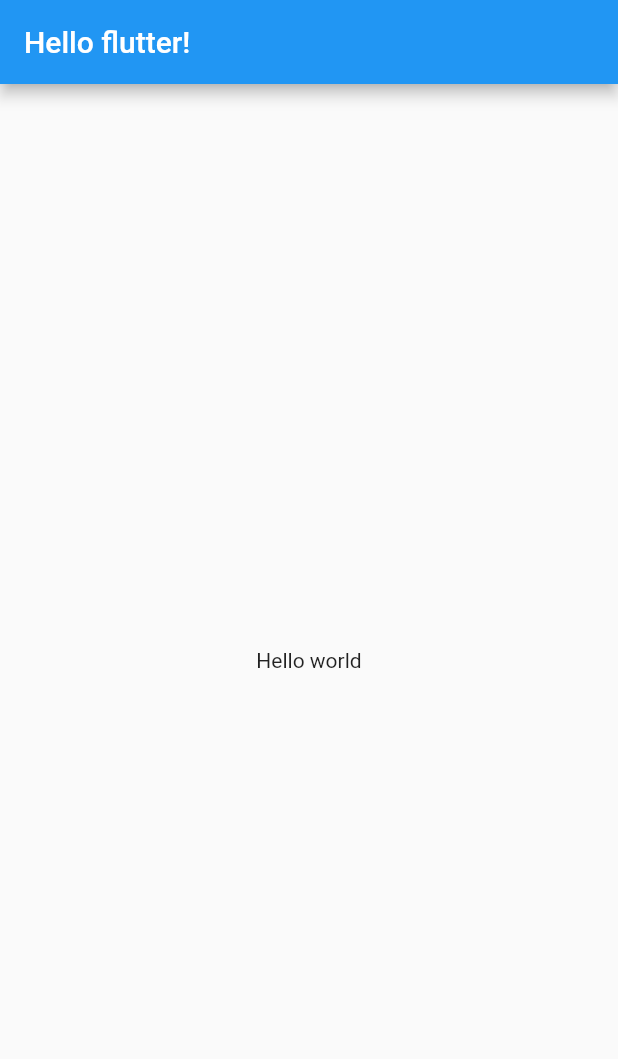
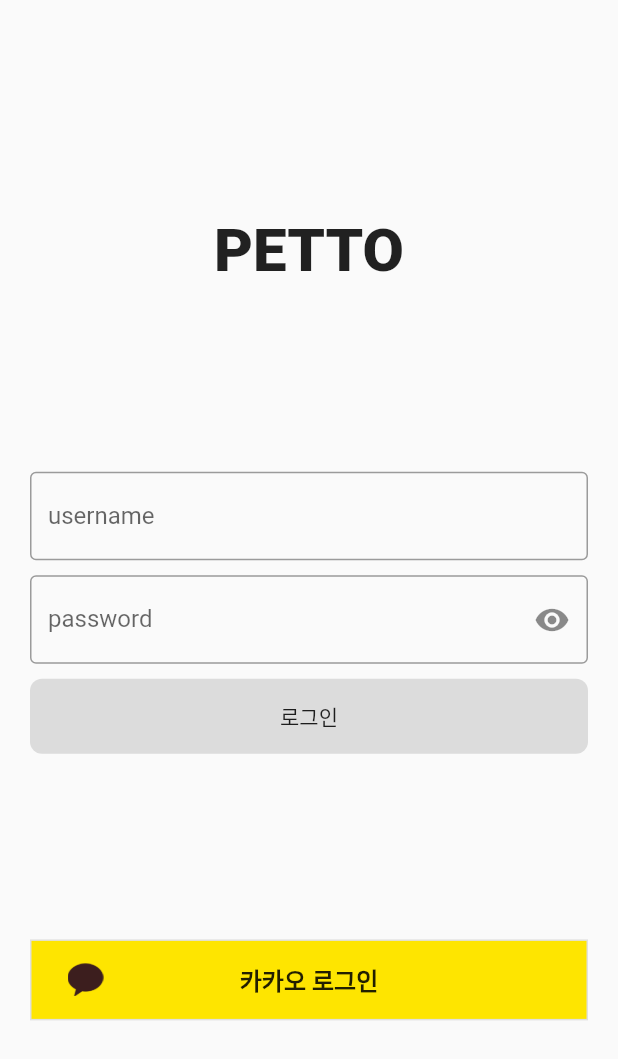
Before and after one commit to the-petto/petto-front, a Flutter app: the screen it shows after launch, on a phone screen of 412 x 824 dp. Shown: the top 1059 px of the screen. Run offline on Flutter 3.47's test engine with Material 2 defaults, Android fonts, the phone set to English and light mode, and no system bars; our stand-ins replace font_awesome_flutter.

Commit message:
feat : login 기능 구현

```diff
--- a/lib/clients/petto_api_client.dart
+++ b/lib/clients/petto_api_client.dart
@@ -14,4 +14,15 @@
   factory PettoApiClient() {
     return _instance;
   }
+
+  Future login(String username, String password) async {
+    final response =
+        await http.post(Uri.parse("$baseUrl/api/v1/accounts/token"),
+            headers: headers,
+            body: jsonEncode({
+              'username': username,
+              'password': password,
+            }));
+    return response;
+  }
 }
--- /dev/null
+++ b/lib/controllers/auth_controller.dart
@@ -0,0 +1,22 @@
+import 'package:petto_mobile/services/auth_service.dart';
+import 'package:petto_mobile/models/login_view_model.dart';
+import 'package:petto_mobile/services/dtos/auth_dto.dart';
+
+class AuthController {
+  AuthService authService = AuthService();
+
+  AuthController._privateConstructor();
+  static final AuthController _instance = AuthController._privateConstructor();
+
+  factory AuthController() {
+    return _instance;
+  }
+
+  Future<ResponseLoginModel> login(RequestLoginModel model) async {
+    final responseDto = await authService.login(
+        RequestLoginDto(username: model.username, password: model.password));
+
+    return ResponseLoginModel(
+        isSuccess: responseDto.isSuccess, data: responseDto.data);
+  }
+}
--- a/lib/main.dart
+++ b/lib/main.dart
@@ -1,4 +1,5 @@
 import 'package:flutter/material.dart';
+import 'package:petto_mobile/screens/login_screen.dart';
 
 void main() {
   runApp(const App());
@@ -9,15 +10,8 @@
 
   @override
   Widget build(BuildContext context) {
-    return MaterialApp(
-      home: Scaffold(
-        appBar: AppBar(
-          title: const Text("Hello flutter!"),
-        ),
-        body: const Center(
-          child: Text("Hello world"),
-        ),
-      ),
+    return const MaterialApp(
+      home: LogInScreen(),
     );
   }
 }
--- /dev/null
+++ b/lib/models/login_view_model.dart
@@ -0,0 +1,18 @@
+class RequestLoginModel {
+  final String username, password;
+
+  RequestLoginModel({
+    required this.username,
+    required this.password,
+  });
+}
+
+class ResponseLoginModel {
+  final bool isSuccess;
+  final Map<String, Object> data;
+
+  ResponseLoginModel({
+    required this.isSuccess,
+    required this.data,
+  });
+}
--- /dev/null
+++ b/lib/screens/login_screen.dart
@@ -0,0 +1,143 @@
+import 'package:flutter/material.dart';
+import 'package:petto_mobile/controllers/auth_controller.dart';
+import 'package:petto_mobile/models/login_view_model.dart';
+import 'package:petto_mobile/screens/walk_screen.dart';
+import 'package:petto_mobile/widgets/auth_button.dart';
+
+class LogInScreen extends StatefulWidget {
+  const LogInScreen({super.key});
+
+  @override
+  State<LogInScreen> createState() => _LogInScreenState();
+}
+
+class _LogInScreenState extends State<LogInScreen> {
+  final GlobalKey<FormState> _formKey = GlobalKey<FormState>();
+  AuthController authController = AuthController();
+
+  Map<String, String> formData = {};
+  bool _showPassword = false;
+
+  void _onSubmitTap() async {
+    if (_formKey.currentState != null) {
+      if (_formKey.currentState!.validate()) {
+        _formKey.currentState!.save();
+
+        ResponseLoginModel responseLoginModel = await authController.login(
+            RequestLoginModel(
+                username: formData["username"]!,
+                password: formData["password"]!));
+        if (responseLoginModel.isSuccess) {
+          Navigator.of(context).push(
+            MaterialPageRoute(
+              builder: (context) => const WalkScreen(),
+            ),
+          );
+        } else {
+          // 에러메시지 출력
+          print(responseLoginModel.data['message']);
+        }
+      }
+    }
+  }
+
+  @override
+  Widget build(BuildContext context) {
+    return MaterialApp(
+      home: Scaffold(
+        body: Center(
+          child: Padding(
+            padding: const EdgeInsets.all(20),
+            child: Column(
+                crossAxisAlignment: CrossAxisAlignment.center,
+                mainAxisAlignment: MainAxisAlignment.spaceEvenly,
+                children: [
+                  const Text(
+                    "PETTO",
+                    style: TextStyle(
+                      fontSize: 40,
+                      fontWeight: FontWeight.w800,
+                    ),
+                  ),
+                  Form(
+                      key: _formKey,
+                      child: Column(
+                        children: [
+                          TextFormField(
+                            keyboardType: TextInputType.emailAddress,
+                            decoration: const InputDecoration(
+                              labelText: 'username',
+                              border: OutlineInputBorder(),
+                            ),
+                            validator: (value) {
+                              if (value != null && value.isEmpty) {
+                                return "Plase write your email";
+                              }
+                              return null;
+                            },
+                            onSaved: (value) {
+                              print(value);
+                              if (value != null) {
+                                formData['username'] = value;
+                              }
+                            },
+                          ),
+                          const SizedBox(
+                            height: 10,
+                          ),
+                          TextFormField(
+                            obscureText: !_showPassword,
+                            keyboardType: TextInputType.visiblePassword,
+                            validator: (value) {
+                              if (value != null && value.isEmpty) {
+                                return "Plase write your password";
+                              }
+                              return null;
+                            },
+                            onSaved: (value) {
+                              if (value != null) {
+                                formData['password'] = value;
+                              }
+                            },
+                            decoration: InputDecoration(
+                                labelText: 'password',
+                                border: const OutlineInputBorder(),
+                                suffixIcon: IconButton(
+                                  icon: Icon(_showPassword
+                                      ? Icons.visibility_off
+                                      : Icons.visibility),
+                                  onPressed: () {
+                                    setState(() {
+                                      _showPassword = !_showPassword;
+                                    });
+                                  },
+                                )),
+                          ),
+                          const SizedBox(
+                            height: 10,
+                          ),
+                          GestureDetector(
+                            onTap: _onSubmitTap,
+                            child: Container(
+                              height: 50,
+                              decoration: BoxDecoration(
+                                color: Colors.black12,
+                                borderRadius: BorderRadius.circular(8),
+                              ),
+                              child: const Center(child: Text("로그인")),
+                            ),
+                          )
+                        ],
+                      )),
+                  const AuthButton(
+                    text: "카카오 로그인",
+                    imageUrl: 'lib/assets/images/kakao_icon.png',
+                    bgColor: Color(0xffFEE500),
+                  ),
+                ]),
+          ),
+        ),
+      ),
+    );
+  }
+}
--- /dev/null
+++ b/lib/services/auth_service.dart
@@ -0,0 +1,34 @@
+import 'dart:convert';
+
+import 'package:petto_mobile/clients/petto_api_client.dart';
+import 'package:petto_mobile/services/dtos/auth_dto.dart';
+
+class AuthService {
+  PettoApiClient pettoApiClient = PettoApiClient();
+
+  AuthService._privateConstructor();
+  static final AuthService _instance = AuthService._privateConstructor();
+
+  factory AuthService() {
+    return _instance;
+  }
+
+  Future<ResponseLoginDto> login(RequestLoginDto loginDto) async {
+    try {
+      final response =
+          await pettoApiClient.login(loginDto.username, loginDto.password);
+
+      if (response.statusCode == 200) {
+        final responseData = json.decode(response.body);
+        return ResponseLoginDto(isSuccess: true, data: {"accessToken": "aaaa"});
+      } else {
+        return ResponseLoginDto(
+            isSuccess: false,
+            data: {"message": jsonDecode(response.body).message});
+      }
+    } catch (e) {
+      return ResponseLoginDto(
+          isSuccess: false, data: {"message": e.toString()});
+    }
+  }
+}
--- /dev/null
+++ b/lib/services/dtos/auth_dto.dart
@@ -0,0 +1,18 @@
+class RequestLoginDto {
+  final String username, password;
+
+  RequestLoginDto({
+    required this.username,
+    required this.password,
+  });
+}
+
+class ResponseLoginDto {
+  final bool isSuccess;
+  final Map<String, Object> data;
+
+  ResponseLoginDto({
+    required this.isSuccess,
+    required this.data,
+  });
+}
--- /dev/null
+++ b/lib/widgets/auth_button.dart
@@ -0,0 +1,60 @@
+import 'package:flutter/material.dart';
+import 'package:font_awesome_flutter/font_awesome_flutter.dart';
+
+class AuthButton extends StatelessWidget {
+  final String text;
+  final FaIcon? icon;
+  final String? imageUrl;
+  final Color? bgColor;
+
+  const AuthButton({
+    super.key,
+    required this.text,
+    this.icon,
+    this.bgColor,
+    this.imageUrl,
+  });
+
+  @override
+  Widget build(BuildContext context) {
+    return FractionallySizedBox(
+      widthFactor: 1,
+      child: Container(
+        padding: const EdgeInsets.all(14),
+        decoration: BoxDecoration(
+          color: bgColor,
+          border: Border.all(
+            color: Colors.grey.shade300,
+            width: 1,
+          ),
+        ),
+        child: Stack(
+          alignment: Alignment.center,
+          children: [
+            if (imageUrl != null)
+              Positioned(
+                left: 10,
+                child: Image.asset(
+                  imageUrl!,
+                  width: 24,
+                  height: 24,
+                ),
+              ),
+            Align(
+              alignment: Alignment.centerLeft,
+              child: icon,
+            ),
+            Text(
+              text,
+              style: const TextStyle(
+                fontSize: 16,
+                fontWeight: FontWeight.w600,
+              ),
+              textAlign: TextAlign.center,
+            ),
+          ],
+        ),
+      ),
+    );
+  }
+}
```
Also changed, not shown: pubspec.yaml (+7 -7 lines), lib/assets/images/kakao_icon.png (added), pubspec.lock.
